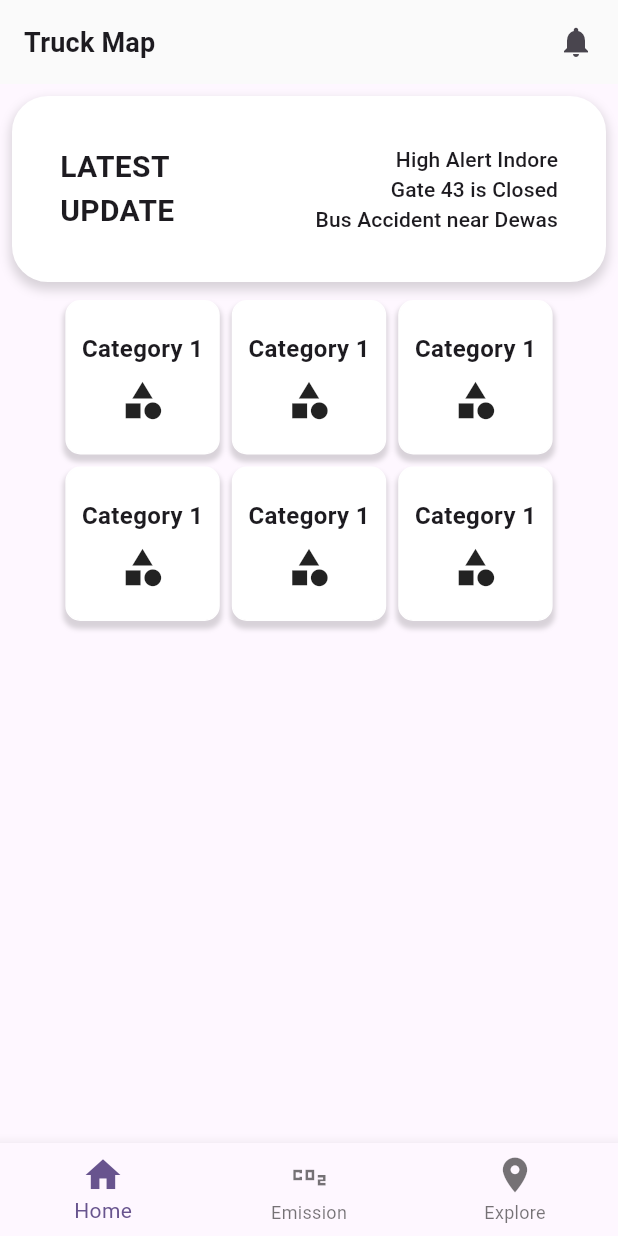
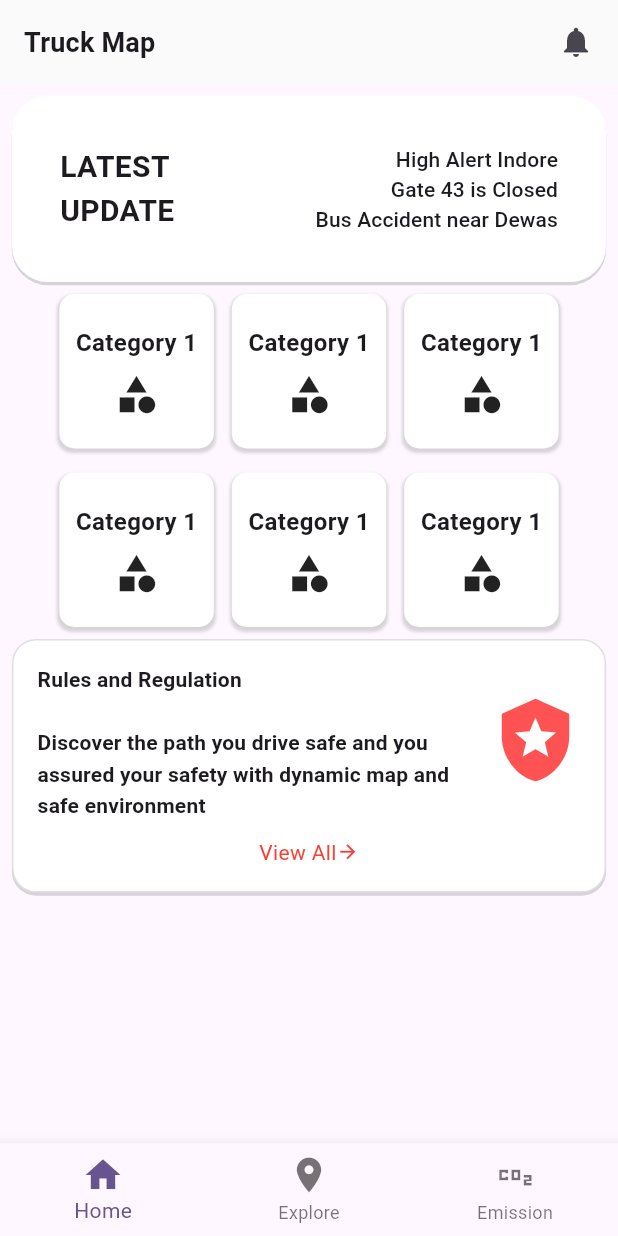
Before and after one commit to Pratik9113/FlutterProject, a Flutter app: the screen it shows after launch, on a phone screen of 412 x 824 dp. Run offline on Flutter 3.47's test engine with Material 3 defaults, Android fonts, the phone set to English and light mode, and no system bars; our stand-ins replace device_preview, flutter_map, latlong2; missing offline and left inert: flutter_map_location_marker.

Commit message:
changes ui

```diff
--- /dev/null
+++ b/dynamic_map/lib/category/category_page.dart
@@ -0,0 +1,46 @@
+import 'package:flutter/material.dart';
+
+class CategoryPage extends StatelessWidget {
+  const CategoryPage({super.key});
+
+  @override
+  Widget build(BuildContext context) {
+    final smallDecoration = BoxDecoration(
+      color: Colors.white,
+      border: Border.all(
+        color: const Color.fromARGB(255, 255, 255, 255),
+        width: 1.0,
+      ),
+      borderRadius: BorderRadius.circular(10),
+      boxShadow: [
+        BoxShadow(
+          color: Colors.black.withOpacity(0.15),
+          blurRadius: 1.0,
+          spreadRadius: 1.0,
+          offset: const Offset(0, 2),
+        ),
+      ],
+    );
+    return Container(
+      decoration: smallDecoration,
+      padding: EdgeInsets.fromLTRB(10, 20, 10, 20),
+      child: Column(
+        mainAxisAlignment: MainAxisAlignment.center,
+        children: [
+          Text(
+            'Category 1',
+            style: TextStyle(
+              fontSize: 16,
+              fontWeight: FontWeight.bold,
+            ),
+          ),
+          SizedBox(height: 8),
+          Icon(
+            Icons.category,
+            size: 30,
+          ),
+        ],
+      ),
+    );
+  }
+}
--- /dev/null
+++ b/dynamic_map/lib/category/suggested_videos.dart
@@ -0,0 +1,84 @@
+import 'package:flutter/material.dart';
+
+class SuggestedVideos extends StatelessWidget {
+  const SuggestedVideos({
+    Key? key,
+    required this.title,
+    required this.description,
+    this.icon = Icons.fire_truck,
+  }) : super(key: key);
+
+  final String title;
+  final String description;
+  final IconData icon;
+
+  @override
+  Widget build(BuildContext context) {
+    final decoration = BoxDecoration(
+      color: Colors.white,
+      border: Border.all(color: Colors.grey.shade300, width: 1.0),
+      borderRadius: BorderRadius.circular(16),
+      boxShadow: [
+        BoxShadow(
+          color: Colors.black.withOpacity(0.15),
+          blurRadius: 0.0,
+          spreadRadius: 0.1,
+          offset: const Offset(0, 2),
+        ),
+      ],
+    );
+
+    return Padding(
+      padding: const EdgeInsets.symmetric(horizontal: 8.0, vertical: 8.0),
+      child: Container(
+        padding: const EdgeInsets.all(16.0),
+        decoration: decoration,
+        child: Column(
+          children: [
+            Row(
+              crossAxisAlignment: CrossAxisAlignment.start,
+              children: [
+                Expanded(
+                  child: Text(
+                    '$title\n\n$description',
+                    style: Theme.of(context)
+                        .textTheme
+                        .titleMedium
+                        ?.copyWith(fontSize: 14),
+                  ),
+                ),
+                const SizedBox(width: 12),
+                Padding(
+                  padding: const EdgeInsets.fromLTRB(0, 20, 0, 0),
+                  child: Icon(
+                    icon,
+                    size: 60,
+                    color: Colors.redAccent,
+                  ),
+                ),
+              ],
+            ),
+            SizedBox(height: 10),
+            SizedBox(
+                child: Row(
+              mainAxisAlignment: MainAxisAlignment.center,
+              children: [
+                Text(
+                  'View All',
+                  style: TextStyle(
+                    color: Colors.red,
+                  ),
+                ),
+                Icon(
+                  Icons.arrow_forward,
+                  color: Colors.red,
+                  size: 15,
+                ),
+              ],
+            ))
+          ],
+        ),
+      ),
+    );
+  }
+}
--- a/dynamic_map/lib/home_page.dart
+++ b/dynamic_map/lib/home_page.dart
@@ -11,7 +11,11 @@ class HomePage extends StatefulWidget {
 
 class _HomePageState extends State<HomePage> {
   int currentPage = 0;
-  List<Widget> pages = [HomeSectionPage()];
+  List<Widget> pages = [
+    HomeSectionPage(),
+    MapPage(),
+    Center(child: Text('Emission Page')),
+  ];
   @override
   Widget build(BuildContext context) {
     return Scaffold(
@@ -21,18 +25,24 @@ class _HomePageState extends State<HomePage> {
       ),
       bottomNavigationBar: BottomNavigationBar(
         iconSize: 28,
-        items: const [
+        currentIndex: currentPage,
+        onTap: (value) {
+          setState(() {
+            currentPage = value;
+          });
+        },
+        items: [
           BottomNavigationBarItem(
             icon: Icon(Icons.home),
             label: 'Home',
           ),
           BottomNavigationBarItem(
+            icon: Icon(Icons.location_on),
+            label: 'Explore',
+          ),
+          BottomNavigationBarItem(
             icon: Icon(Icons.co2_sharp),
             label: 'Emission',
-          ),
-          BottomNavigationBarItem(
-            icon: Icon(Icons.location_on),
-            label: 'Explore',
           ),
         ],
       ),
--- a/dynamic_map/lib/home_section_page.dart
+++ b/dynamic_map/lib/home_section_page.dart
@@ -1,3 +1,5 @@
+import 'package:dynamic_map/category/category_page.dart';
+import 'package:dynamic_map/category/suggested_videos.dart';
 import 'package:flutter/material.dart';
 
 class HomeSectionPage extends StatelessWidget {
@@ -15,28 +17,13 @@ class HomeSectionPage extends StatelessWidget {
       boxShadow: [
         BoxShadow(
           color: Colors.black.withOpacity(0.15),
-          blurRadius: 5.0,
-          spreadRadius: 1.0,
-          offset: Offset(0, 4),
+          blurRadius: 0.0,
+          spreadRadius: 0.1,
+          offset: const Offset(0, 2),
         ),
       ],
     );
-    final smallDecoration = BoxDecoration(
-      color: Colors.white,
-      border: Border.all(
-        color: const Color.fromARGB(255, 255, 255, 255),
-        width: 1.0,
-      ),
-      borderRadius: BorderRadius.circular(10),
-      boxShadow: [
-        BoxShadow(
-          color: Colors.black.withOpacity(0.15),
-          blurRadius: 2.0,
-          spreadRadius: 1.0,
-          offset: Offset(0, 4),
-        ),
-      ],
-    );
+
     return Scaffold(
       appBar: AppBar(
         title: Text(
@@ -54,7 +41,8 @@ class HomeSectionPage extends StatelessWidget {
           )
         ],
       ),
-      body: Column(
+      body: SingleChildScrollView(
+        child: Column(
           children: [
             Padding(
               padding: const EdgeInsets.all(8.0),
@@ -111,145 +99,23 @@ class HomeSectionPage extends StatelessWidget {
             ),
 
             // Categories Sections
-
             Wrap(
-            children: [
-              Container(
-                decoration: smallDecoration,
-                padding: EdgeInsets.fromLTRB(10, 20, 10, 20),
-                margin: EdgeInsets.all(4.0),
-                child: Column(
-                  mainAxisAlignment: MainAxisAlignment.center,
-                  children: [
-                    Text(
-                      'Category 1',
-                      style: TextStyle(
-                        fontSize: 16,
-                        fontWeight: FontWeight.bold,
+              spacing: 12.0, // Horizontal spacing between items
+              runSpacing: 16.0,
+              children: List.generate(
+                6,
+                (index) => CategoryPage(),
               ),
             ),
-                    SizedBox(height: 8),
-                    Icon(
-                      Icons.category,
-                      size: 30,
+            SuggestedVideos(
+              title: 'Rules and Regulation',
+              description:
+                  'Discover the path you drive safe and you assured your safety with dynamic map and safe environment',
+              icon: Icons.local_police,
             ),
           ],
         ),
       ),
-              Container(
-                decoration: smallDecoration,
-                padding: EdgeInsets.fromLTRB(10, 20, 10, 20),
-                margin: EdgeInsets.all(4.0),
-                child: Column(
-                  mainAxisAlignment: MainAxisAlignment.center,
-                  children: [
-                    Text(
-                      'Category 1',
-                      style: TextStyle(
-                        fontSize: 16,
-                        fontWeight: FontWeight.bold,
-                      ),
-                    ),
-                    SizedBox(height: 8),
-                    Icon(
-                      Icons.category,
-                      size: 30,
-                    ),
-                  ],
-                ),
-              ),
-              Container(
-                decoration: smallDecoration,
-                padding: EdgeInsets.fromLTRB(10, 20, 10, 20),
-                margin: EdgeInsets.all(4.0),
-                child: Column(
-                  mainAxisAlignment: MainAxisAlignment.center,
-                  children: [
-                    Text(
-                      'Category 1',
-                      style: TextStyle(
-                        fontSize: 16,
-                        fontWeight: FontWeight.bold,
-                      ),
-                    ),
-                    SizedBox(height: 8),
-                    Icon(
-                      Icons.category,
-                      size: 30,
-                    ),
-                  ],
-                ),
-              ),
-              Container(
-                decoration: smallDecoration,
-                padding: EdgeInsets.fromLTRB(10, 20, 10, 20),
-                margin: EdgeInsets.all(4.0),
-                child: Column(
-                  mainAxisAlignment: MainAxisAlignment.center,
-                  children: [
-                    Text(
-                      'Category 1',
-                      style: TextStyle(
-                        fontSize: 16,
-                        fontWeight: FontWeight.bold,
-                      ),
-                    ),
-                    SizedBox(height: 8),
-                    Icon(
-                      Icons.category,
-                      size: 30,
-                    ),
-                  ],
-                ),
-              ),
-              Container(
-                decoration: smallDecoration,
-                padding: EdgeInsets.fromLTRB(10, 20, 10, 20),
-                margin: EdgeInsets.all(4.0),
-                child: Column(
-                  mainAxisAlignment: MainAxisAlignment.center,
-                  children: [
-                    Text(
-                      'Category 1',
-                      style: TextStyle(
-                        fontSize: 16,
-                        fontWeight: FontWeight.bold,
-                      ),
-                    ),
-                    SizedBox(height: 8),
-                    Icon(
-                      Icons.category,
-                      size: 30,
-                    ),
-                  ],
-                ),
-              ),
-              Container(
-                decoration: smallDecoration,
-                padding: EdgeInsets.fromLTRB(10, 20, 10, 20),
-                margin: EdgeInsets.all(4.0),
-                child: Column(
-                  mainAxisAlignment: MainAxisAlignment.center,
-                  children: [
-                    Text(
-                      'Category 1',
-                      style: TextStyle(
-                        fontSize: 16,
-                        fontWeight: FontWeight.bold,
-                      ),
-                    ),
-                    SizedBox(height: 8),
-                    Icon(
-                      Icons.category,
-                      size: 30,
-                    ),
-                  ],
-                ),
-              ),
-            ],
-          )
-        ],
-      ),
     );
   }
 }
--- a/dynamic_map/lib/map_page.dart
+++ b/dynamic_map/lib/map_page.dart
@@ -1,12 +1,14 @@
 import 'package:dynamic_map/search_input.dart';
 import 'package:flutter/material.dart';
 import 'package:flutter_map/flutter_map.dart';
+import 'package:flutter_map_location_marker/flutter_map_location_marker.dart';
 import 'package:latlong2/latlong.dart';
 
 class MapPage extends StatelessWidget {
   MapPage({super.key});
   final LatLng tomtomHQ = LatLng(52.379189, 4.900918);
   final String apiKey = '';
+  //MYTGdoL8kXWFHiG6GVfZktKFyZSZ104h
   @override
   Widget build(BuildContext context) {
     return Scaffold(
@@ -14,8 +16,7 @@ class MapPage extends StatelessWidget {
       body: Center(
         child: FlutterMap(
           options: MapOptions(
-            initialCenter:
-                const LatLng(52.379189, 4.900918),
+            initialCenter: const LatLng(52.379189, 4.900918),
             minZoom: 12.0,
             interactionOptions: InteractionOptions(
               flags: InteractiveFlag.all,
@@ -30,7 +31,11 @@ class MapPage extends StatelessWidget {
               urlTemplate:
                   "https://api.tomtom.com/map/1/tile/basic/main/{z}/{x}/{y}.png?key=$apiKey",
               additionalOptions: {},
+              userAgentPackageName:
+                  'net.tlserver6y.flutter_map_location_marker.example',
+              maxZoom: 19,
             ),
+            CurrentLocationLayer(),
             Positioned(
               top: 40,
               left: 4,
--- a/dynamic_map/pubspec.yaml
+++ b/dynamic_map/pubspec.yaml
@@ -34,6 +34,7 @@ dependencies:
   flutter_map: ^7.0.2
   http: ^1.2.2
   latlong2: ^0.9.1
+  flutter_map_location_marker: ^9.1.1
 
   cupertino_icons: ^1.0.8
 
```
Also changed, not shown: dynamic_map/pubspec.lock, 3 other files. Lines whose indentation alone changed are shown as unchanged.
